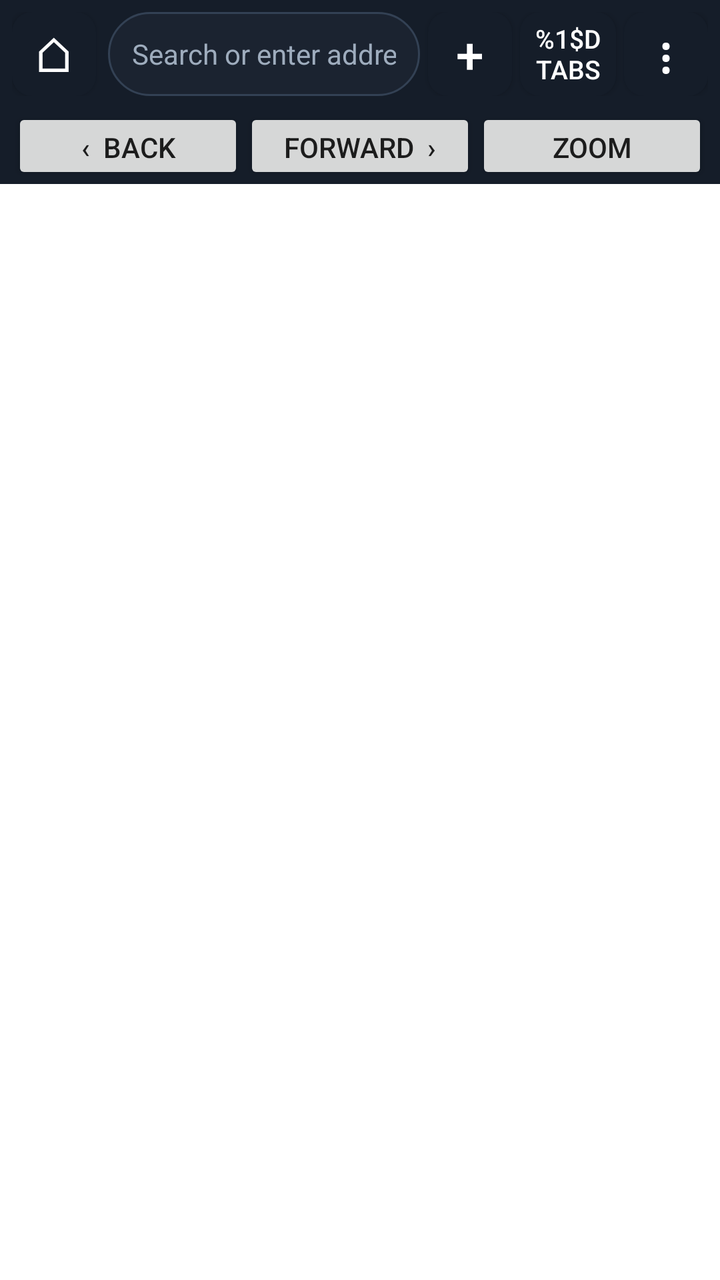
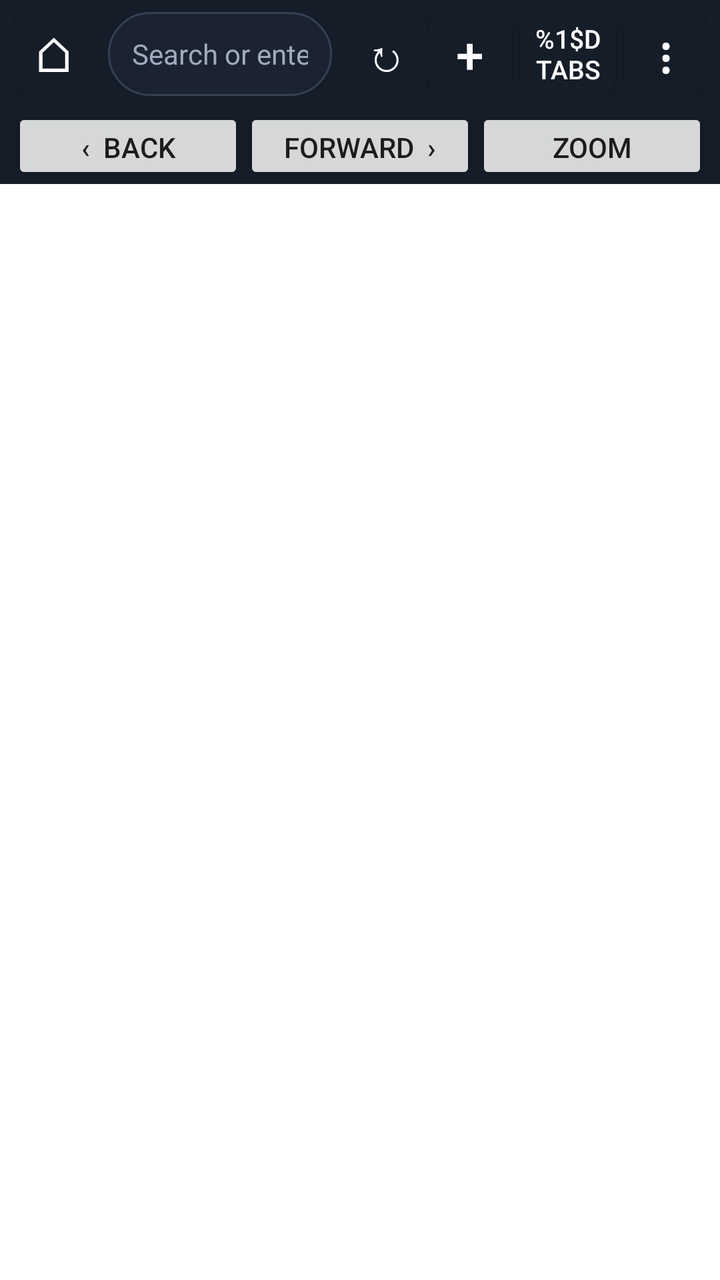

Before-and-after screenshots of an Android layout around one commit, followed by the original layout XML and the change that was made.
<!-- AndroidManifest.xml: application theme AppThemeLight -->
<!-- res/layout/browser.xml -->
<?xml version="1.0" encoding="utf-8"?>
<LinearLayout xmlns:android="http://schemas.android.com/apk/res/android"
    android:layout_width="match_parent"
    android:layout_height="match_parent"
    android:orientation="vertical"
    android:background="@color/master_background">

    <LinearLayout
        android:layout_width="match_parent"
        android:layout_height="wrap_content"
        android:orientation="horizontal"
        android:gravity="center_vertical"
        android:padding="6dp"
        android:background="@color/browser_toolbar">

        <Button
            android:id="@+id/browser_home"
            android:layout_width="42dp"
            android:layout_height="42dp"
            android:background="@drawable/browser_button"
            android:contentDescription="@string/browser_home"
            android:text="⌂"
            android:textColor="@color/master_text"
            android:textSize="24sp" />

        <EditText
            android:id="@+id/browser_address"
            android:layout_width="0dp"
            android:layout_height="42dp"
            android:layout_weight="1"
            android:layout_marginLeft="6dp"
            android:layout_marginRight="4dp"
            android:background="@drawable/browser_address"
            android:hint="@string/browser_address_hint"
            android:imeOptions="actionGo"
            android:inputType="textUri"
            android:paddingLeft="12dp"
            android:paddingRight="12dp"
            android:singleLine="true"
            android:textColor="@color/master_text"
            android:textColorHint="@color/master_muted"
            android:textSize="14sp" />

        <Button
            android:id="@+id/browser_new_tab"
            android:layout_width="42dp"
            android:layout_height="42dp"
            android:background="@drawable/browser_button"
            android:contentDescription="@string/browser_new_tab"
            android:text="+"
            android:textColor="@color/master_text"
            android:textSize="25sp" />

        <Button
            android:id="@+id/browser_tab_count"
            android:layout_width="48dp"
            android:layout_height="42dp"
            android:layout_marginLeft="4dp"
            android:background="@drawable/browser_button"
            android:contentDescription="@string/browser_tabs"
            android:text="@string/browser_tabs"
            android:textColor="@color/master_text"
            android:textSize="13sp" />

        <Button
            android:id="@+id/browser_menu"
            android:layout_width="42dp"
            android:layout_height="42dp"
            android:layout_marginLeft="4dp"
            android:background="@drawable/browser_button"
            android:contentDescription="@string/browser_menu"
            android:text="⋮"
            android:textColor="@color/master_text"
            android:textSize="25sp" />
    </LinearLayout>

    <LinearLayout
        android:layout_width="match_parent"
        android:layout_height="wrap_content"
        android:orientation="horizontal"
        android:gravity="center"
        android:paddingLeft="6dp"
        android:paddingRight="6dp"
        android:background="@color/browser_toolbar">

        <Button
            android:id="@+id/browser_back"
            android:layout_width="0dp"
            android:layout_height="38dp"
            android:layout_weight="1"
            android:contentDescription="@string/browser_back"
            android:text="‹  Back"
            android:textSize="14sp" />

        <Button
            android:id="@+id/browser_forward"
            android:layout_width="0dp"
            android:layout_height="38dp"
            android:layout_weight="1"
            android:contentDescription="@string/browser_forward"
            android:text="Forward  ›"
            android:textSize="14sp" />

        <Button
            android:id="@+id/browser_zoom"
            android:layout_width="0dp"
            android:layout_height="38dp"
            android:layout_weight="1"
            android:contentDescription="@string/browser_zoom"
            android:text="Zoom"
            android:textSize="14sp" />
    </LinearLayout>

    <FrameLayout
        android:id="@+id/browser_webview_container"
        android:layout_width="match_parent"
        android:layout_height="0dp"
        android:layout_weight="1"
        android:background="@android:color/white" />
</LinearLayout>
<!-- resources referenced by this layout -->
<resources>
  <color name="browser_toolbar">#ff151d29</color>
  <color name="master_background">#ff10151f</color>
  <color name="master_muted">#ff9eacbd</color>
  <color name="master_text">#ffffffff</color>
  <!-- drawable browser_address (drawable) -->
  <?xml version="1.0" encoding="utf-8"?>
  <shape xmlns:android="http://schemas.android.com/apk/res/android">
      <corners android:radius="21dp" />
      <solid android:color="@color/master_card" />
      <stroke android:width="1dp" android:color="@color/master_border" />
      <padding
          android:left="12dp"
          android:right="12dp"
          android:top="0dp"
          android:bottom="0dp" />
  </shape>
  <!-- drawable browser_button (drawable) -->
  <?xml version="1.0" encoding="utf-8"?>
  <selector xmlns:android="http://schemas.android.com/apk/res/android">
      <item android:state_pressed="true">
          <shape>
              <corners android:radius="10dp" />
              <solid android:color="@color/master_card_pressed" />
          </shape>
      </item>
      <item>
          <shape>
              <corners android:radius="10dp" />
              <solid android:color="@color/browser_toolbar" />
          </shape>
      </item>
  </selector>
  <string name="browser_address_hint">Search or enter address</string>
  <string name="browser_back">Previous page</string>
  <string name="browser_forward">Next page</string>
  <string name="browser_home">Home</string>
  <string name="browser_menu">Menu</string>
  <string name="browser_new_tab">New</string>
  <string name="browser_tabs">%1$d tabs</string>
  <string name="browser_zoom">Zoom and text size</string>
  <style name="AppThemeLight" parent="@android:style/Theme.Holo.Light">
          <item name="android:windowBackground">@color/app_background_light</item>
          <item name="color_app_background">@color/app_background_light</item>
          <item name="files_back">@drawable/undo_menu</item>
  	</style>
  <color name="master_card">#ff1b2330</color>
  <color name="master_border">#ff334154</color>
  <color name="master_card_pressed">#ff293447</color>
  <color name="app_background_light">#ffffffff</color>
  <!-- drawable undo_menu (drawable) -->
  <?xml version='1.0' encoding='utf-8'?>
  <selector xmlns:android="http://schemas.android.com/apk/res/android">
  	<item
  		android:state_enabled="true"
  		android:drawable="@drawable/undo"/>
  	<item
  		android:state_pressed="true"
  		android:drawable="@drawable/undo_disable"/>
  	<item
  		android:state_enabled="false"
  		android:drawable="@drawable/undo_disable"/>
  </selector>
  <!-- drawable undo: png bitmap (drawable-hdpi-v4, 428 bytes) -->
  <!-- drawable undo_disable: png bitmap (drawable-hdpi-v4, 428 bytes) -->
</resources>

<!-- the commit's change to res/layout/browser.xml (unified diff, before → after) -->
@@ -23,7 +23,7 @@
             android:textColor="@color/master_text"
             android:textSize="24sp" />
 
-        <EditText
+        <AutoCompleteTextView
             android:id="@+id/browser_address"
             android:layout_width="0dp"
             android:layout_height="42dp"
@@ -40,6 +40,17 @@
             android:textColor="@color/master_text"
             android:textColorHint="@color/master_muted"
             android:textSize="14sp" />
+
+        <Button
+            android:id="@+id/browser_refresh"
+            android:layout_width="42dp"
+            android:layout_height="42dp"
+            android:layout_marginLeft="2dp"
+            android:background="@drawable/browser_button"
+            android:contentDescription="@string/browser_refresh"
+            android:text="↻"
+            android:textColor="@color/master_text"
+            android:textSize="22sp" />
 
         <Button
             android:id="@+id/browser_new_tab"
<!-- resource entries referenced after the edit -->
@@ -38,6 +38,7 @@
   <string name="browser_home">Home</string>
   <string name="browser_menu">Menu</string>
   <string name="browser_new_tab">New</string>
+  <string name="browser_refresh">Refresh page</string>
   <string name="browser_tabs">%1$d tabs</string>
   <string name="browser_zoom">Zoom and text size</string>
   <style name="AppThemeLight" parent="@android:style/Theme.Holo.Light">
